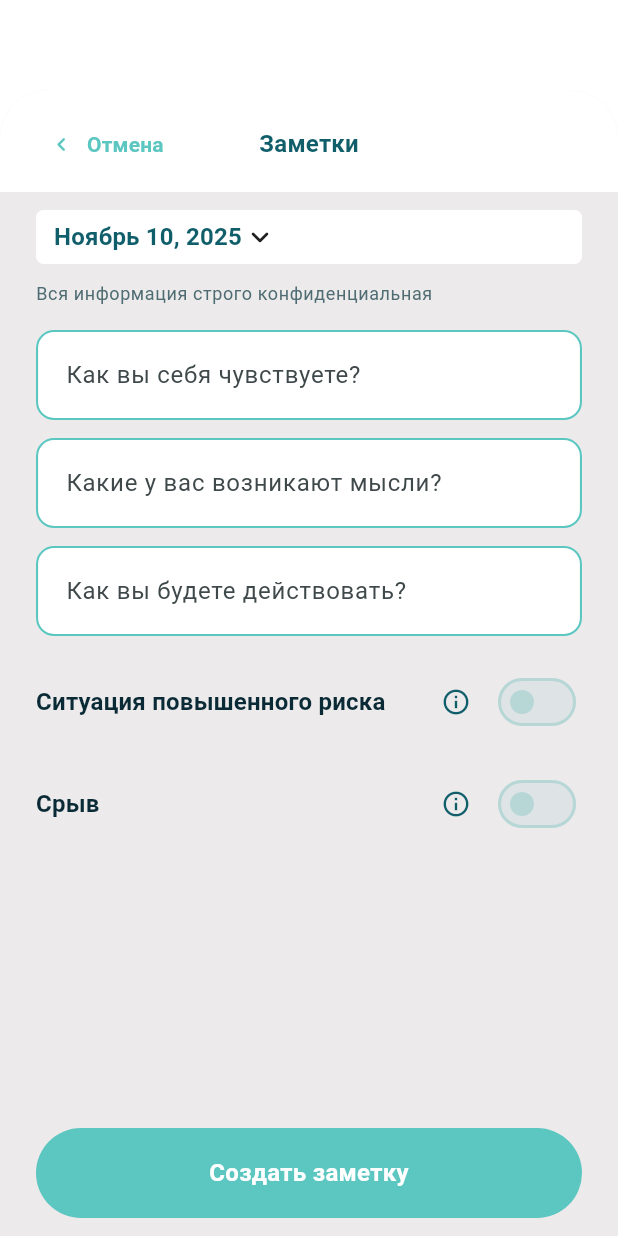
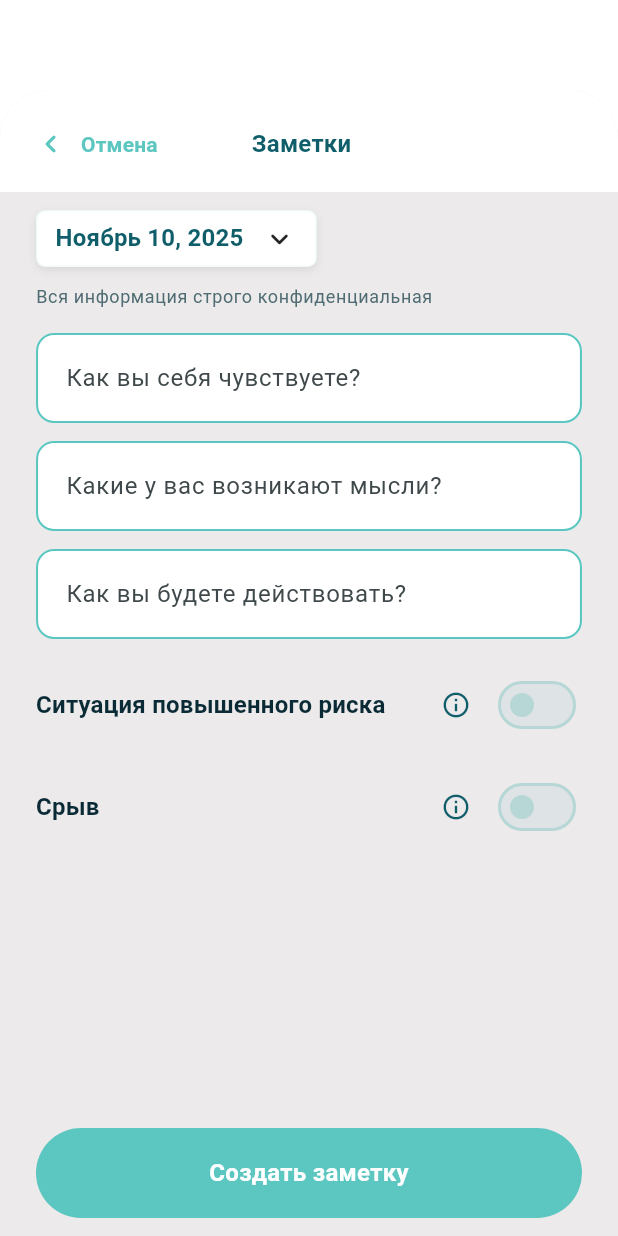
Before and after one commit to Sobol17/vairoo-app, a Flutter app: the CreateCalendarNoteSheet widget shown alone on an empty page, opened directly, on a phone screen of 412 x 824 dp. Run offline on Flutter 3.47's test engine with Material 3 defaults, Android fonts, the phone set to English and light mode, and no system bars; our stand-ins replace dio, equatable, flutter_html, flutter_svg, go_router, mask_text_input_formatter and 3 more; accounts and stored records are empty.

Commit message:
Пофиксил UI добавления заметки

```diff
--- a/lib/src/features/calendar/presentation/widgets/create_note_sheet.dart
+++ b/lib/src/features/calendar/presentation/widgets/create_note_sheet.dart
@@ -307,7 +307,11 @@ class _CreateCalendarNoteSheetState extends State<CreateCalendarNoteSheet> {
       controller: controller,
       minLines: 4,
       maxLines: 6,
-      decoration: InputDecoration(hintText: hint),
+      decoration: InputDecoration(
+        hintText: hint,
+        fillColor: Colors.white,
+        filled: true,
+      ),
     );
   }
 }
--- a/lib/src/features/calendar/presentation/widgets/date_pick_field.dart
+++ b/lib/src/features/calendar/presentation/widgets/date_pick_field.dart
@@ -9,26 +9,41 @@ class DatePickerField extends StatelessWidget {
 
   @override
   Widget build(BuildContext context) {
-    return GestureDetector(
+    final theme = Theme.of(context);
+    return Align(
+      alignment: Alignment.centerLeft,
+      child: GestureDetector(
         onTap: onTap,
         child: Container(
           padding: const EdgeInsets.symmetric(horizontal: 12, vertical: 6),
           decoration: BoxDecoration(
             color: Colors.white,
-          borderRadius: BorderRadius.circular(5),
+            borderRadius: BorderRadius.circular(6),
+            border: Border.all(
+              color: AppColors.secondary.withValues(alpha: 0.1),
+            ),
+            boxShadow: const [
+              BoxShadow(
+                color: Color(0x15000000),
+                blurRadius: 4,
+                offset: Offset(0, 2),
+              ),
+            ],
           ),
           child: Row(
-          mainAxisAlignment: MainAxisAlignment.start,
+            mainAxisSize: MainAxisSize.min,
             children: [
               Text(
                 label,
-              style: Theme.of(context).textTheme.titleMedium?.copyWith(
+                style: theme.textTheme.titleMedium?.copyWith(
                   color: AppColors.primary,
                   fontWeight: FontWeight.w600,
                 ),
               ),
+              const SizedBox(width: 12),
               const Icon(Icons.keyboard_arrow_down_rounded),
             ],
+          ),
         ),
       ),
     );
--- a/lib/src/features/profile/presentation/widgets/notifications_section.dart
+++ b/lib/src/features/profile/presentation/widgets/notifications_section.dart
@@ -28,7 +28,7 @@ class NotificationsSection extends StatelessWidget {
           ),
           child: Column(
             children: [
-              SwitchListTile(
+              SwitchListTile.adaptive(
                 title: const Text('Пуш-уведомления'),
                 subtitle: const Text('Вкл.'),
                 value: controller.pushEnabled,
@@ -36,7 +36,7 @@ class NotificationsSection extends StatelessWidget {
                 onChanged: controller.togglePushNotifications,
               ),
               const Divider(height: 0),
-              SwitchListTile(
+              SwitchListTile.adaptive(
                 title: const Text('Сообщения на почту'),
                 subtitle: const Text('Вкл.'),
                 value: controller.emailEnabled,
--- a/lib/src/shared/widgets/sheet_header.dart
+++ b/lib/src/shared/widgets/sheet_header.dart
@@ -22,7 +22,7 @@ class SheetHeader extends StatelessWidget {
     final theme = Theme.of(context);
     return Container(
       color: Colors.white,
-      padding: const EdgeInsets.fromLTRB(20, 16, 20, 12),
+      padding: const EdgeInsets.fromLTRB(10, 16, 20, 12),
       child: SizedBox(
         height: 40,
         child: Stack(
@@ -32,7 +32,7 @@ class SheetHeader extends StatelessWidget {
               alignment: Alignment.centerLeft,
               child: TextButton.icon(
                 onPressed: onAction,
-                icon: Icon(icon),
+                icon: Icon(icon, size: 24),
                 label: Text(actionLabel),
                 style: TextButton.styleFrom(
                   foregroundColor: actionColor ?? AppColors.secondary,
```
Lines whose indentation alone changed are shown as unchanged.
